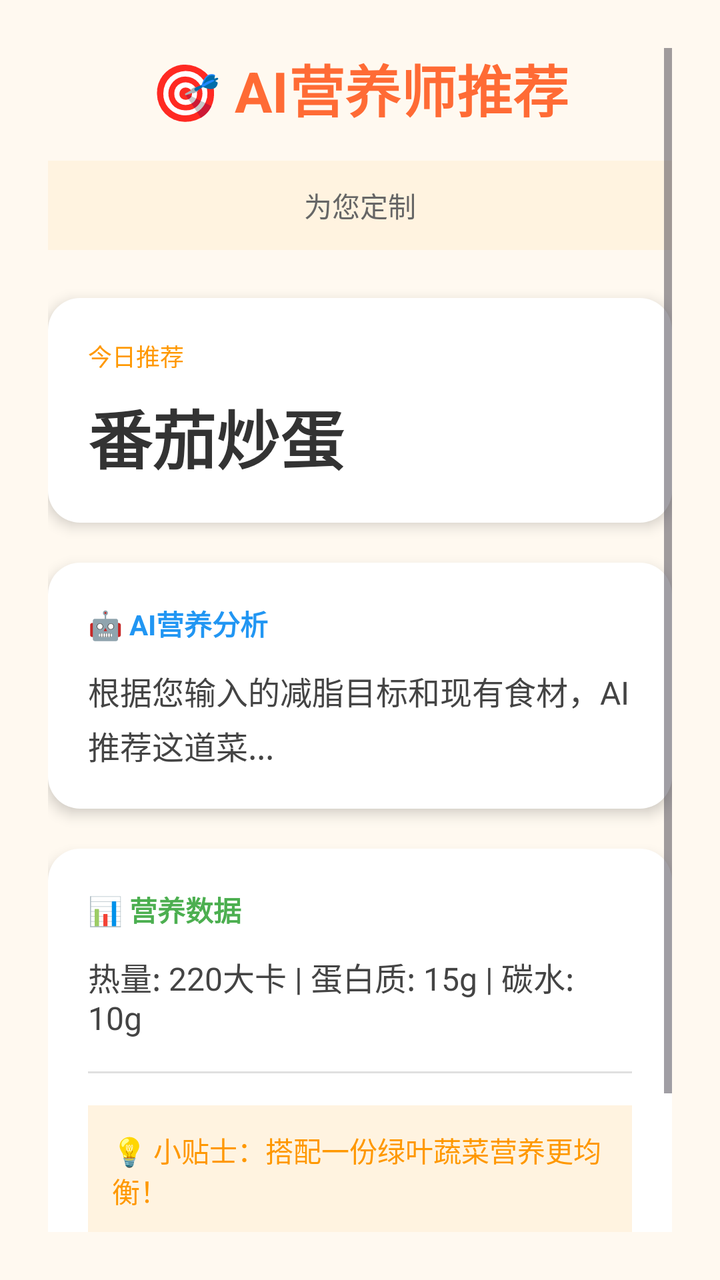
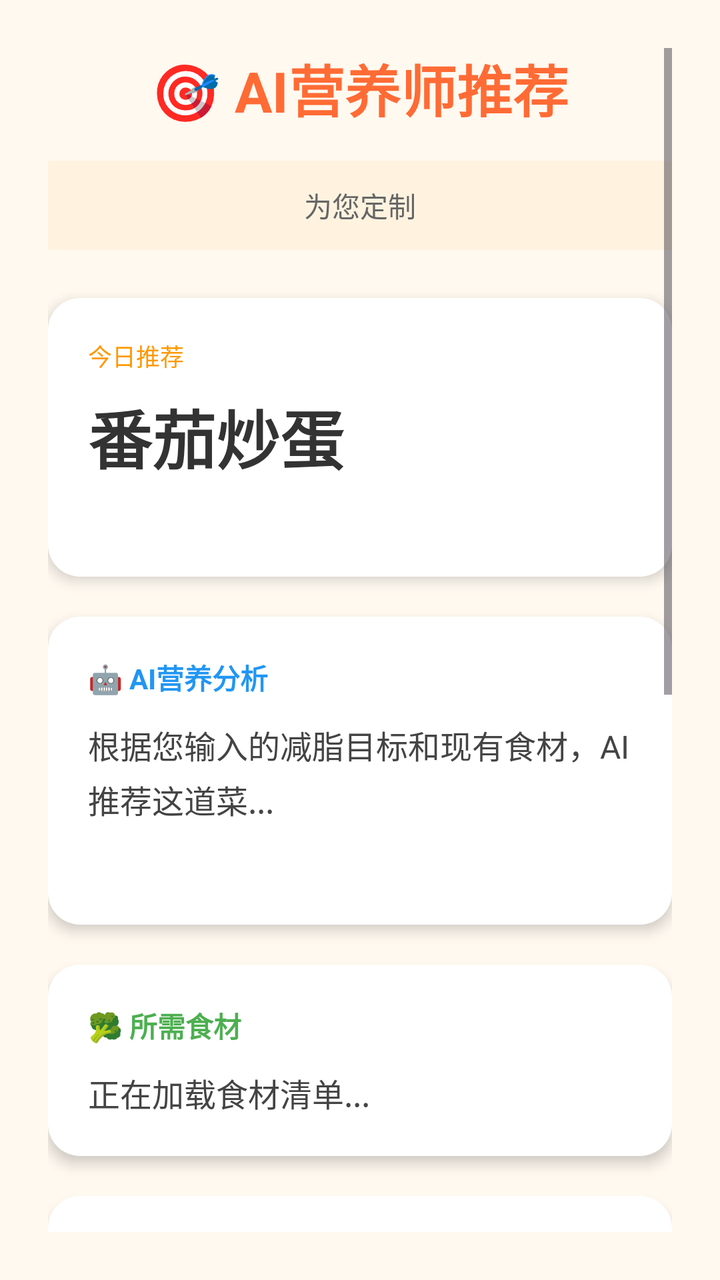

The first picture is an Android layout as it rendered before a commit; the second is the same layout after the commit. The layout source and the unified diff follow.
<!-- AndroidManifest.xml: activity theme Theme.NutriCompass -->
<!-- res/layout/activity_recipe_result.xml -->
<?xml version="1.0" encoding="utf-8"?>
<ScrollView xmlns:android="http://schemas.android.com/apk/res/android"
    android:layout_width="match_parent"
    android:layout_height="match_parent"
    android:padding="24dp"
    android:background="#FFF9F0">

    <LinearLayout
        android:layout_width="match_parent"
        android:layout_height="wrap_content"
        android:orientation="vertical">

        
        <TextView
            android:layout_width="wrap_content"
            android:layout_height="wrap_content"
            android:text="🎯 AI营养师推荐"
            android:textSize="28sp"
            android:textStyle="bold"
            android:textColor="#FF6B35"
            android:layout_marginBottom="16dp"
            android:layout_gravity="center_horizontal"/>

        
        <TextView
            android:id="@+id/tv_user_data"
            android:layout_width="match_parent"
            android:layout_height="wrap_content"
            android:text="为您定制"
            android:textSize="14sp"
            android:textColor="#666"
            android:gravity="center"
            android:layout_marginBottom="24dp"
            android:padding="12dp"
            android:background="#FFF3E0"/>

        
        <LinearLayout
            android:layout_width="match_parent"
            android:layout_height="wrap_content"
            android:orientation="vertical"
            android:padding="20dp"
            android:background="@drawable/card_background"
            android:layout_marginBottom="20dp"
            android:elevation="4dp">

            <TextView
                android:layout_width="wrap_content"
                android:layout_height="wrap_content"
                android:text="今日推荐"
                android:textSize="12sp"
                android:textColor="#FF9800"
                android:layout_marginBottom="8dp"/>

            <TextView
                android:id="@+id/tv_recipe_name"
                android:layout_width="wrap_content"
                android:layout_height="wrap_content"
                android:text="番茄炒蛋"
                android:textSize="32sp"
                android:textStyle="bold"
                android:textColor="#333"/>

        </LinearLayout>

        
        <LinearLayout
            android:layout_width="match_parent"
            android:layout_height="wrap_content"
            android:orientation="vertical"
            android:padding="20dp"
            android:background="@drawable/card_background"
            android:layout_marginBottom="20dp"
            android:elevation="4dp">

            <TextView
                android:layout_width="wrap_content"
                android:layout_height="wrap_content"
                android:text="🤖 AI营养分析"
                android:textSize="14sp"
                android:textColor="#2196F3"
                android:layout_marginBottom="12dp"
                android:textStyle="bold"/>

            <TextView
                android:id="@+id/tv_recipe_reason"
                android:layout_width="match_parent"
                android:layout_height="wrap_content"
                android:text="根据您输入的减脂目标和现有食材，AI推荐这道菜..."
                android:textSize="16sp"
                android:textColor="#444"
                android:lineSpacingExtra="4dp"/>

        </LinearLayout>

        
        <LinearLayout
            android:layout_width="match_parent"
            android:layout_height="wrap_content"
            android:orientation="vertical"
            android:padding="20dp"
            android:background="@drawable/card_background"
            android:elevation="4dp">

            <TextView
                android:layout_width="wrap_content"
                android:layout_height="wrap_content"
                android:text="📊 营养数据"
                android:textSize="14sp"
                android:textColor="#4CAF50"
                android:layout_marginBottom="12dp"
                android:textStyle="bold"/>

            <TextView
                android:id="@+id/tv_recipe_nutrition"
                android:layout_width="match_parent"
                android:layout_height="wrap_content"
                android:text="热量: 220大卡 | 蛋白质: 15g | 碳水: 10g"
                android:textSize="16sp"
                android:textColor="#444"
                />

            
            <View
                android:layout_width="match_parent"
                android:layout_height="1dp"
                android:background="#E0E0E0"
                android:layout_marginTop="16dp"
                android:layout_marginBottom="16dp"/>

            <TextView
                android:layout_width="match_parent"
                android:layout_height="wrap_content"
                android:text="💡 小贴士：搭配一份绿叶蔬菜营养更均衡！"
                android:textSize="14sp"
                android:textColor="#FF9800"
                android:padding="12dp"
                android:background="#FFF3E0"/>

        </LinearLayout>

        
        <Button
            android:id="@+id/btn_next_step"
            android:layout_width="match_parent"
            android:layout_height="wrap_content"
            android:text="开始烹饪 →"
            android:layout_marginTop="24dp"
            android:backgroundTint="#FF6B35"
            android:textColor="#FFFFFF"
            android:textSize="16sp"
            android:padding="16dp"/>

    </LinearLayout>
</ScrollView>
<!-- resources referenced by this layout -->
<resources>
  <!-- drawable card_background (drawable) -->
  <?xml version="1.0" encoding="utf-8"?>
  <shape xmlns:android="http://schemas.android.com/apk/res/android">
      <solid android:color="#FFFFFF"/>
      <corners android:radius="16dp"/>
      <padding android:left="16dp" android:top="16dp" android:right="16dp" android:bottom="16dp"/>
  </shape>
  <style name="Theme.NutriCompass" parent="Base.Theme.NutriCompass" />
  <style name="Base.Theme.NutriCompass" parent="Theme.Material3.DayNight.NoActionBar">
          
          
      </style>
</resources>

<!-- the commit's change to res/layout/activity_recipe_result.xml (unified diff, before → after) -->
@@ -61,6 +61,16 @@
                 android:textStyle="bold"
                 android:textColor="#333"/>
 
+            
+            <TextView
+                android:id="@+id/tv_recipe_description"
+                android:layout_width="match_parent"
+                android:layout_height="wrap_content"
+                android:text=""
+                android:textSize="14sp"
+                android:textColor="#666"
+                android:layout_marginTop="8dp"/>
+
         </LinearLayout>
 
         
@@ -91,34 +101,249 @@
                 android:textColor="#444"
                 android:lineSpacingExtra="4dp"/>
 
-        </LinearLayout>
-
-        
-        <LinearLayout
-            android:layout_width="match_parent"
-            android:layout_height="wrap_content"
-            android:orientation="vertical"
-            android:padding="20dp"
-            android:background="@drawable/card_background"
-            android:elevation="4dp">
-
-            <TextView
-                android:layout_width="wrap_content"
-                android:layout_height="wrap_content"
-                android:text="📊 营养数据"
+            
+            <TextView
+                android:id="@+id/tv_weather_info"
+                android:layout_width="match_parent"
+                android:layout_height="wrap_content"
+                android:text=""
+                android:textSize="14sp"
+                android:textColor="#666"
+                android:layout_marginTop="12dp"/>
+
+
+        </LinearLayout>
+
+        
+        <LinearLayout
+            android:layout_width="match_parent"
+            android:layout_height="wrap_content"
+            android:orientation="vertical"
+            android:padding="20dp"
+            android:background="@drawable/card_background"
+            android:layout_marginBottom="20dp"
+            android:elevation="4dp">
+
+            <TextView
+                android:layout_width="wrap_content"
+                android:layout_height="wrap_content"
+                android:text="🥦 所需食材"
                 android:textSize="14sp"
                 android:textColor="#4CAF50"
                 android:layout_marginBottom="12dp"
                 android:textStyle="bold"/>
 
+            <LinearLayout
+                android:id="@+id/layout_ingredients_container"
+                android:layout_width="match_parent"
+                android:layout_height="wrap_content"
+                android:orientation="vertical">
+
+                
+                <TextView
+                    android:id="@+id/tv_ingredients_placeholder"
+                    android:layout_width="match_parent"
+                    android:layout_height="wrap_content"
+                    android:text="正在加载食材清单..."
+                    android:textSize="16sp"
+                    android:textColor="#444"
+                    android:lineSpacingExtra="4dp"/>
+
+            </LinearLayout>
+
+        </LinearLayout>
+
+        
+        <LinearLayout
+            android:layout_width="match_parent"
+            android:layout_height="wrap_content"
+            android:orientation="horizontal"
+            android:padding="20dp"
+            android:background="@drawable/card_background"
+            android:layout_marginBottom="20dp"
+            android:elevation="4dp">
+
+            
+            <LinearLayout
+                android:layout_width="0dp"
+                android:layout_height="wrap_content"
+                android:layout_weight="1"
+                android:orientation="vertical"
+                android:gravity="center">
+
+                <TextView
+                    android:layout_width="wrap_content"
+                    android:layout_height="wrap_content"
+                    android:text="⏰"
+                    android:textSize="24sp"/>
+
+                <TextView
+                    android:id="@+id/tv_prep_time"
+                    android:layout_width="wrap_content"
+                    android:layout_height="wrap_content"
+                    android:text="准备时间"
+                    android:textSize="12sp"
+                    android:textColor="#666"
+                    android:layout_marginTop="4dp"/>
+
+                <TextView
+                    android:id="@+id/tv_prep_time_value"
+                    android:layout_width="wrap_content"
+                    android:layout_height="wrap_content"
+                    android:text="10分钟"
+                    android:textSize="16sp"
+                    android:textStyle="bold"
+                    android:textColor="#333"/>
+
+            </LinearLayout>
+
+            
+            <View
+                android:layout_width="1dp"
+                android:layout_height="40dp"
+                android:layout_marginHorizontal="12dp"
+                android:background="#E0E0E0"/>
+
+            <LinearLayout
+                android:layout_width="0dp"
+                android:layout_height="wrap_content"
+                android:layout_weight="1"
+                android:orientation="vertical"
+                android:gravity="center">
+
+                <TextView
+                    android:layout_width="wrap_content"
+                    android:layout_height="wrap_content"
+                    android:text="🔥"
+                    android:textSize="24sp"/>
+
+                <TextView
+                    android:id="@+id/tv_cook_time"
+                    android:layout_width="wrap_content"
+                    android:layout_height="wrap_content"
+                    android:text="烹饪时间"
+                    android:textSize="12sp"
+                    android:textColor="#666"
+                    android:layout_marginTop="4dp"/>
+
+                <TextView
+                    android:id="@+id/tv_cook_time_value"
+                    android:layout_width="wrap_content"
+                    android:layout_height="wrap_content"
+                    android:text="15分钟"
+                    android:textSize="16sp"
+                    android:textStyle="bold"
+                    android:textColor="#333"/>
+
+            </LinearLayout>
+
+            
+            <View
+                android:layout_width="1dp"
+                android:layout_height="40dp"
+                android:layout_marginHorizontal="12dp"
+                android:background="#E0E0E0"/>
+
+            <LinearLayout
+                android:layout_width="0dp"
+                android:layout_height="wrap_content"
+                android:layout_weight="1"
+                android:orientation="vertical"
+                android:gravity="center">
+
+                <TextView
+                    android:layout_width="wrap_content"
+                    android:layout_height="wrap_content"
+                    android:text="⭐"
+                    android:textSize="24sp"/>
+
+                <TextView
+                    android:id="@+id/tv_difficulty"
+                    android:layout_width="wrap_content"
+                    android:layout_height="wrap_content"
+                    android:text="难度等级"
+                    android:textSize="12sp"
+                    android:textColor="#666"
+                    android:layout_marginTop="4dp"/>
+
+                <TextView
+                    android:id="@+id/tv_difficulty_value"
+                    android:layout_width="wrap_content"
+                    android:layout_height="wrap_content"
+                    android:text="简单"
+                    android:textSize="16sp"
+                    android:textStyle="bold"
+                    android:textColor="#333"/>
+
+            </LinearLayout>
+
+        </LinearLayout>
+
+        
+        <LinearLayout
+            android:layout_width="match_parent"
+            android:layout_height="wrap_content"
+            android:orientation="vertical"
+            android:padding="20dp"
+            android:background="@drawable/card_background"
+            android:layout_marginBottom="20dp"
+            android:elevation="4dp">
+
+            <TextView
+                android:layout_width="wrap_content"
+                android:layout_height="wrap_content"
+                android:text="👨‍🍳 烹饪步骤"
+                android:textSize="14sp"
+                android:textColor="#FF9800"
+                android:layout_marginBottom="12dp"
+                android:textStyle="bold"/>
+
+            <LinearLayout
+                android:id="@+id/layout_steps_container"
+                android:layout_width="match_parent"
+                android:layout_height="wrap_content"
+                android:orientation="vertical">
+
+                
+                <TextView
+                    android:id="@+id/tv_steps_placeholder"
+                    android:layout_width="match_parent"
+                    android:layout_height="wrap_content"
+                    android:text="正在加载烹饪步骤..."
+                    android:textSize="16sp"
+                    android:textColor="#444"
+                    android:lineSpacingExtra="4dp"/>
+
+            </LinearLayout>
+
+        </LinearLayout>
+
+        
+        <LinearLayout
+            android:layout_width="match_parent"
+            android:layout_height="wrap_content"
+            android:orientation="vertical"
+            android:padding="20dp"
+            android:background="@drawable/card_background"
+            android:layout_marginBottom="20dp"
+            android:elevation="4dp">
+
+            <TextView
+                android:layout_width="wrap_content"
+                android:layout_height="wrap_content"
+                android:text="📊 营养数据"
+                android:textSize="14sp"
+                android:textColor="#4CAF50"
+                android:layout_marginBottom="12dp"
+                android:textStyle="bold"/>
+
             <TextView
                 android:id="@+id/tv_recipe_nutrition"
                 android:layout_width="match_parent"
                 android:layout_height="wrap_content"
                 android:text="热量: 220大卡 | 蛋白质: 15g | 碳水: 10g"
                 android:textSize="16sp"
-                android:textColor="#444"
-                />
+                android:textColor="#444"/>
 
             
             <View
@@ -129,6 +354,7 @@
                 android:layout_marginBottom="16dp"/>
 
             <TextView
+                android:id="@+id/tv_cooking_tips"
                 android:layout_width="match_parent"
                 android:layout_height="wrap_content"
                 android:text="💡 小贴士：搭配一份绿叶蔬菜营养更均衡！"
